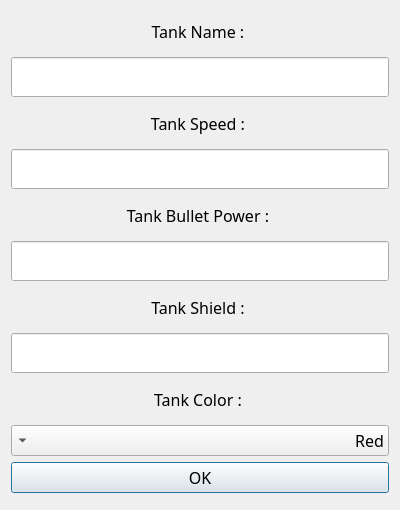
First picture: the form in addtank.ui, repository ehsankhani/TANKS_BATTLE, before the edit.
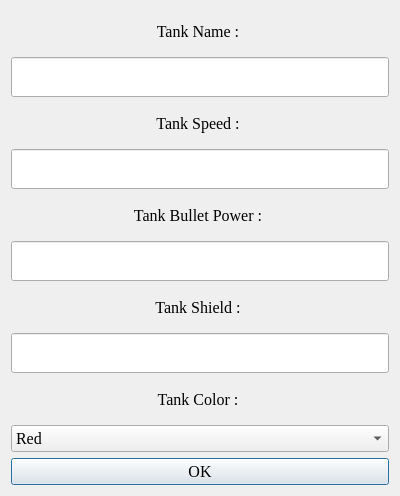
Second picture: the form after the edit.

```diff
--- a/addtank.ui
+++ b/addtank.ui
@@ -7,12 +7,12 @@
     <x>0</x>
     <y>0</y>
     <width>400</width>
-    <height>510</height>
+    <height>488</height>
    </rect>
   </property>
   <property name="font">
    <font>
-    <family>B Titr</family>
+    <family>Times New Roman</family>
     <pointsize>12</pointsize>
    </font>
   </property>
@@ -206,7 +206,7 @@
    <item>
     <widget class="QComboBox" name="CmbColor">
      <property name="layoutDirection">
-      <enum>Qt::RightToLeft</enum>
+      <enum>Qt::LeftToRight</enum>
      </property>
      <item>
       <property name="text">
```
